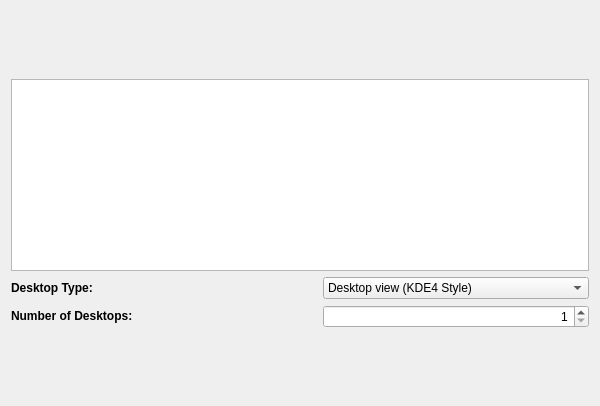
Before: the Qt Designer form kde/kaptan/src/gui/styleWidget.ui in pars-linux/uludag, drawn with Qt 5.
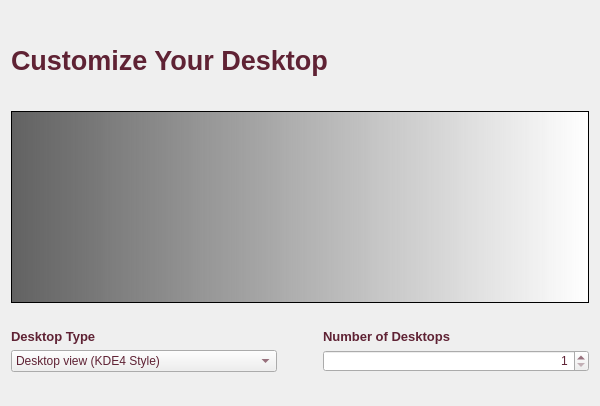
After: the same form once the commit is applied.

Commit message: menu widget is ready

Patch:
```diff
--- a/kde/kaptan/src/gui/styleWidget.ui
+++ b/kde/kaptan/src/gui/styleWidget.ui
@@ -13,6 +13,9 @@
   <property name="windowTitle">
    <string>Themes</string>
   </property>
+  <property name="styleSheet">
+   <string>color: rgb(95, 34, 52);</string>
+  </property>
   <layout class="QGridLayout" name="gridLayout">
    <item row="0" column="0">
     <spacer name="verticalSpacer">
@@ -33,36 +36,91 @@
    <item row="1" column="0" colspan="2">
     <layout class="QVBoxLayout" name="verticalLayout">
      <item>
-      <widget class="QListWidget" name="listStyles"/>
+      <widget class="QLabel" name="label">
+       <property name="sizePolicy">
+        <sizepolicy hsizetype="Fixed" vsizetype="Fixed">
+         <horstretch>0</horstretch>
+         <verstretch>0</verstretch>
+        </sizepolicy>
+       </property>
+       <property name="minimumSize">
+        <size>
+         <width>0</width>
+         <height>50</height>
+        </size>
+       </property>
+       <property name="font">
+        <font>
+         <pointsize>20</pointsize>
+         <weight>75</weight>
+         <bold>true</bold>
+        </font>
+       </property>
+       <property name="styleSheet">
+        <string>color: rgb(95, 34, 52);</string>
+       </property>
+       <property name="text">
+        <string>Customize Your Desktop</string>
+       </property>
+      </widget>
      </item>
      <item>
-      <layout class="QHBoxLayout" name="horizontalLayout">
+      <spacer name="verticalSpacer_3">
+       <property name="orientation">
+        <enum>Qt::Vertical</enum>
+       </property>
+       <property name="sizeType">
+        <enum>QSizePolicy::Fixed</enum>
+       </property>
+       <property name="sizeHint" stdset="0">
+        <size>
+         <width>20</width>
+         <height>20</height>
+        </size>
+       </property>
+      </spacer>
+     </item>
+     <item>
+      <widget class="QListWidget" name="listStyles">
+       <property name="styleSheet">
+        <string>background-color: qlineargradient(spread:pad, x1:0, y1:0, x2:1, y2:0, stop:0 rgba(0, 0, 0, 151), stop:1 rgba(255, 255, 255, 255));</string>
+       </property>
+      </widget>
+     </item>
+     <item>
+      <spacer name="verticalSpacer_4">
+       <property name="orientation">
+        <enum>Qt::Vertical</enum>
+       </property>
+       <property name="sizeType">
+        <enum>QSizePolicy::Fixed</enum>
+       </property>
+       <property name="sizeHint" stdset="0">
+        <size>
+         <width>20</width>
+         <height>20</height>
+        </size>
+       </property>
+      </spacer>
+     </item>
+     <item>
+      <layout class="QHBoxLayout" name="horizontalLayout_3">
+       <item>
+        <layout class="QVBoxLayout" name="verticalLayout_3">
        <item>
         <widget class="QLabel" name="labelDesktopType">
          <property name="styleSheet">
-          <string notr="true">color:black</string>
+            <string notr="true"/>
          </property>
          <property name="text">
-          <string>&lt;b&gt;Desktop Type:&lt;/b&gt;</string>
+            <string>&lt;!DOCTYPE HTML PUBLIC &quot;-//W3C//DTD HTML 4.0//EN&quot; &quot;http://www.w3.org/TR/REC-html40/strict.dtd&quot;&gt;
+&lt;html&gt;&lt;head&gt;&lt;meta name=&quot;qrichtext&quot; content=&quot;1&quot; /&gt;&lt;style type=&quot;text/css&quot;&gt;
+p, li { white-space: pre-wrap; }
+&lt;/style&gt;&lt;/head&gt;&lt;body style=&quot; font-family:'Sans Serif'; font-size:8pt; font-weight:400; font-style:normal;&quot;&gt;
+&lt;p style=&quot; margin-top:0px; margin-bottom:0px; margin-left:0px; margin-right:0px; -qt-block-indent:0; text-indent:0px;&quot;&gt;&lt;span style=&quot; font-size:10pt; font-weight:600;&quot;&gt;Desktop Type&lt;/span&gt;&lt;/p&gt;&lt;/body&gt;&lt;/html&gt;</string>
          </property>
         </widget>
        </item>
-       <item>
-        <spacer name="horizontalSpacer_4">
-         <property name="orientation">
-          <enum>Qt::Horizontal</enum>
-         </property>
-         <property name="sizeType">
-          <enum>QSizePolicy::Fixed</enum>
-         </property>
-         <property name="sizeHint" stdset="0">
-          <size>
-           <width>40</width>
-           <height>20</height>
-          </size>
-         </property>
-        </spacer>
-       </item>
        <item>
         <widget class="QComboBox" name="comboBoxDesktopType">
          <property name="styleSheet">
@@ -83,33 +141,37 @@
       </layout>
      </item>
      <item>
-      <layout class="QHBoxLayout" name="horizontalLayout_2">
+        <spacer name="horizontalSpacer_4">
+         <property name="orientation">
+          <enum>Qt::Horizontal</enum>
+         </property>
+         <property name="sizeType">
+          <enum>QSizePolicy::Fixed</enum>
+         </property>
+         <property name="sizeHint" stdset="0">
+          <size>
+           <width>40</width>
+           <height>20</height>
+          </size>
+         </property>
+        </spacer>
+       </item>
+       <item>
+        <layout class="QVBoxLayout" name="verticalLayout_2">
        <item>
         <widget class="QLabel" name="labelDesktopNumbers">
          <property name="styleSheet">
           <string notr="true">color:black</string>
          </property>
          <property name="text">
-          <string>&lt;b&gt;Number of Desktops:&lt;/b&gt;</string>
+            <string>&lt;!DOCTYPE HTML PUBLIC &quot;-//W3C//DTD HTML 4.0//EN&quot; &quot;http://www.w3.org/TR/REC-html40/strict.dtd&quot;&gt;
+&lt;html&gt;&lt;head&gt;&lt;meta name=&quot;qrichtext&quot; content=&quot;1&quot; /&gt;&lt;style type=&quot;text/css&quot;&gt;
+p, li { white-space: pre-wrap; }
+&lt;/style&gt;&lt;/head&gt;&lt;body style=&quot; font-family:'Sans Serif'; font-size:8pt; font-weight:400; font-style:normal;&quot;&gt;
+&lt;p style=&quot; margin-top:0px; margin-bottom:0px; margin-left:0px; margin-right:0px; -qt-block-indent:0; text-indent:0px;&quot;&gt;&lt;span style=&quot; font-size:10pt; font-weight:600; color:#5f2234;&quot;&gt;Number of Desktops&lt;/span&gt;&lt;/p&gt;&lt;/body&gt;&lt;/html&gt;</string>
          </property>
         </widget>
        </item>
-       <item>
-        <spacer name="horizontalSpacer_3">
-         <property name="orientation">
-          <enum>Qt::Horizontal</enum>
-         </property>
-         <property name="sizeType">
-          <enum>QSizePolicy::Fixed</enum>
-         </property>
-         <property name="sizeHint" stdset="0">
-          <size>
-           <width>40</width>
-           <height>20</height>
-          </size>
-         </property>
-        </spacer>
-       </item>
        <item>
         <widget class="QSpinBox" name="spinBoxDesktopNumbers">
          <property name="layoutDirection">
@@ -124,6 +186,11 @@
         </widget>
        </item>
       </layout>
+       </item>
+      </layout>
+     </item>
+     <item>
+      <layout class="QHBoxLayout" name="horizontalLayout_2"/>
      </item>
     </layout>
    </item>
```
Lines whose indentation alone changed are shown as unchanged.
